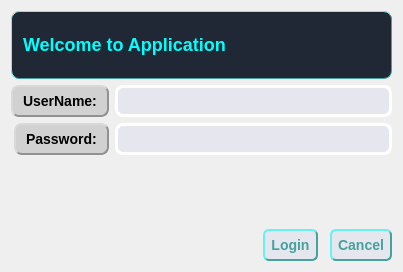
First picture: the form in ui/auth.ui, repository kiozet/TaskManagerWithAI, before the edit.
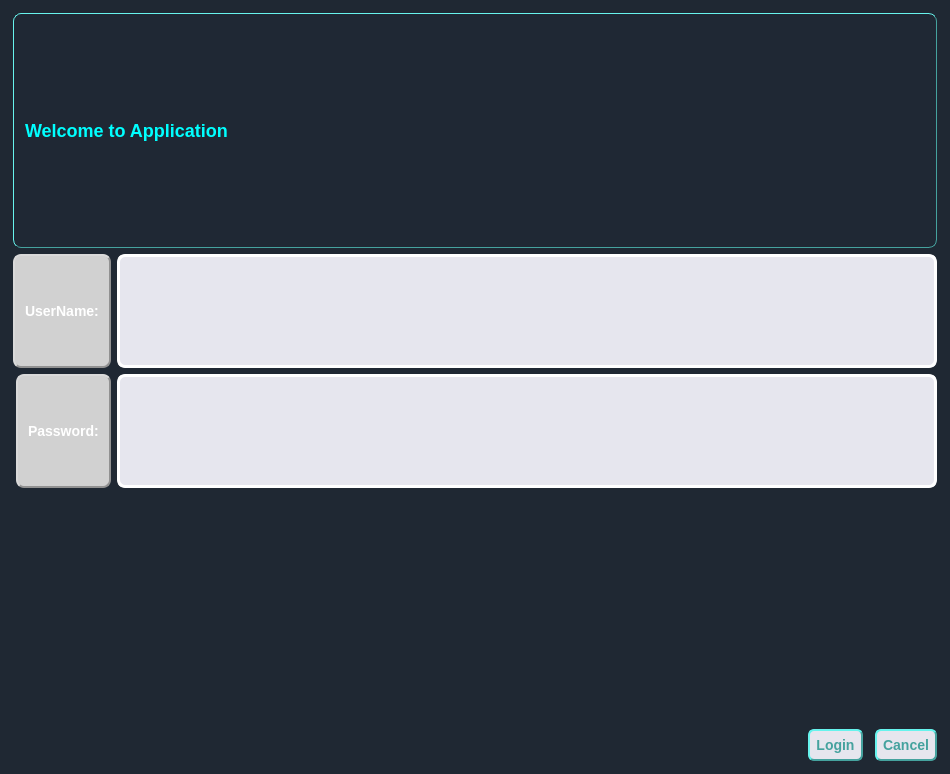
Second picture: the form after the edit. Icons and pictures are not drawn.

Commit message: Add background-image for auth

The edit to the form file:
```diff
--- a/ui/auth.ui
+++ b/ui/auth.ui
@@ -6,8 +6,8 @@
    <rect>
     <x>0</x>
     <y>0</y>
-    <width>403</width>
-    <height>272</height>
+    <width>950</width>
+    <height>774</height>
    </rect>
   </property>
   <property name="sizePolicy">
@@ -21,7 +21,7 @@
   </property>
   <property name="styleSheet">
    <string notr="true">QFrame{
-	background-image: url(TaskManagerWithAI\content\raccoon.jpg);
+	background-image: url(../content/raccoon.jpg);
     border: 2px;
     border-radius: 4px;
     padding: 2px;
@@ -86,11 +86,11 @@
     font: bold 14px;
     min-width: 6em;
     padding: 6px;
-    color: black;
+    color: white;
 }</string>
        </property>
        <property name="text">
-        <string>UserName:</string>
+        <string>&lt;html&gt;&lt;head/&gt;&lt;body&gt;&lt;p&gt;&lt;span style=&quot; color:#ffffff;&quot;&gt;UserName:&lt;/span&gt;&lt;/p&gt;&lt;/body&gt;&lt;/html&gt;</string>
        </property>
       </widget>
      </item>
@@ -134,7 +134,7 @@
     font: bold 14px;
     min-width: 6em;
     padding: 6px;
-    color: black;
+    color: white;
 }</string>
        </property>
        <property name="text">
```
